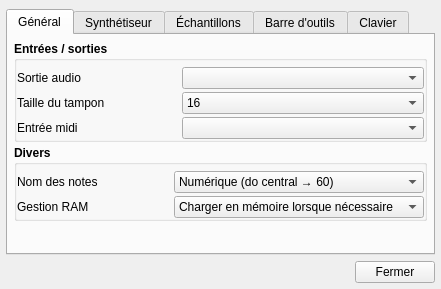
davy7125/polyphone, file trunk/gui_divers/config.ui: the form before one commit.
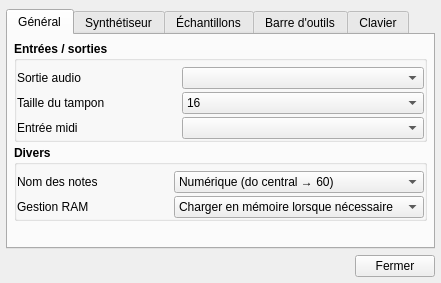
The form after the commit. Icons and pictures are not drawn. Custom widgets are drawn as their Qt base class.

Diff of the .ui file:
```diff
--- a/trunk/gui_divers/config.ui
+++ b/trunk/gui_divers/config.ui
@@ -10,7 +10,7 @@
     <x>0</x>
     <y>0</y>
     <width>441</width>
-    <height>289</height>
+    <height>264</height>
    </rect>
   </property>
   <property name="windowTitle">
```
Left out of the diff: 87 changed lines with no effect on the pictures.
